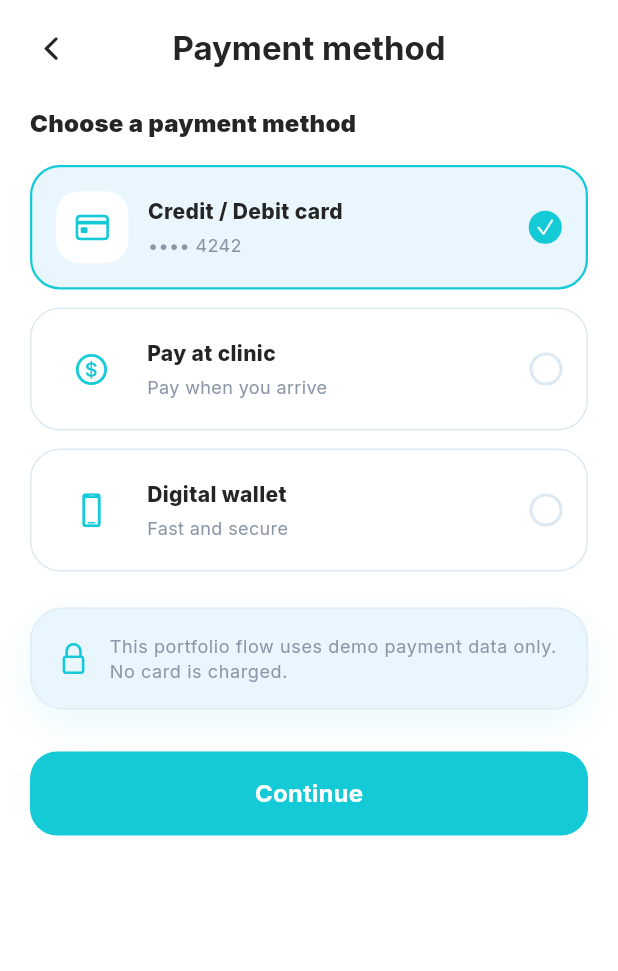
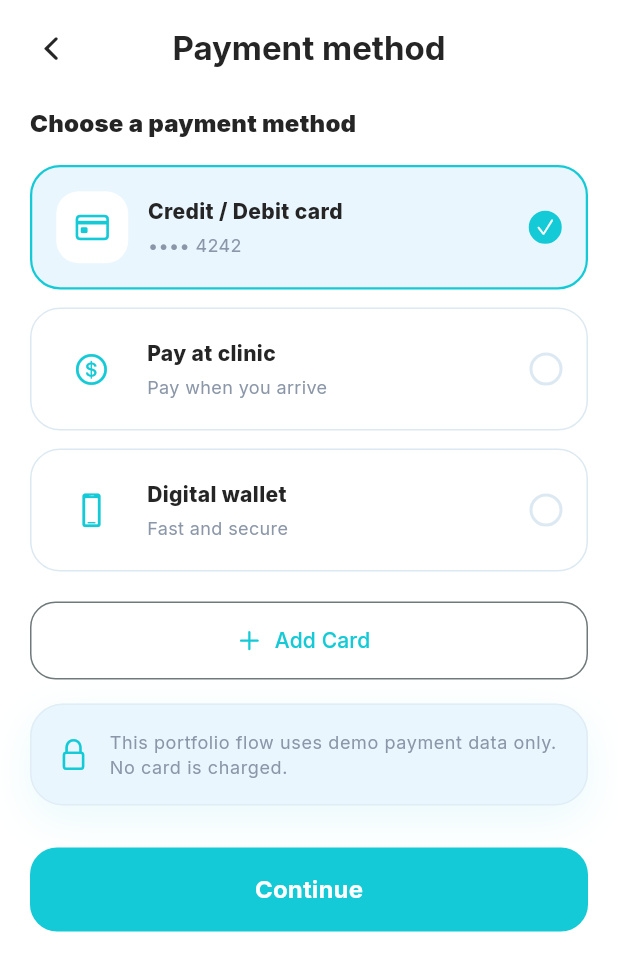
Before and after one commit to Husseinabozina/medical_app, a Flutter app: the PaymentMethodScreen screen opened by its route, on a phone screen of 412 x 824 dp. Shown: the top 971 px of the screen. Run offline on Flutter 3.47's test engine with Material 3 defaults, Android fonts, the phone set to English and light mode, and no system bars; our stand-ins replace equatable, flutter_bloc, go_router, google_fonts.

Commit message:
feat: connect add-card payment flow

```diff
--- a/lib/features/payments/payment_screens.dart
+++ b/lib/features/payments/payment_screens.dart
@@ -53,7 +53,19 @@ class PaymentMethodScreen extends StatelessWidget {
                 onTap: () =>
                     context.read<BookingCubit>().selectPayment('Wallet'),
               ),
-              const SizedBox(height: 24),
+              const SizedBox(height: 20),
+              OutlinedButton.icon(
+                onPressed: () => context.push('/payment/add-card'),
+                icon: const Icon(CupertinoIcons.add),
+                label: const Text('Add Card'),
+                style: OutlinedButton.styleFrom(
+                  minimumSize: const Size.fromHeight(52),
+                  shape: RoundedRectangleBorder(
+                    borderRadius: BorderRadius.circular(17),
+                  ),
+                ),
+              ),
+              const SizedBox(height: 16),
               SoftCard(
                 color: AppColors.softBlue,
                 child: Row(
```
